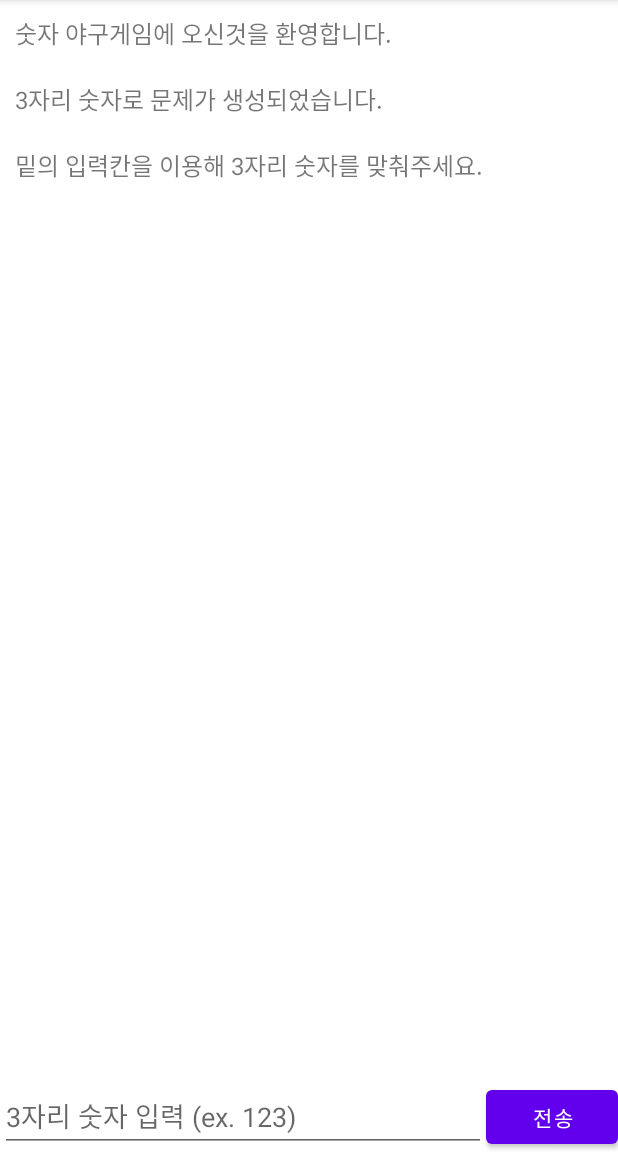
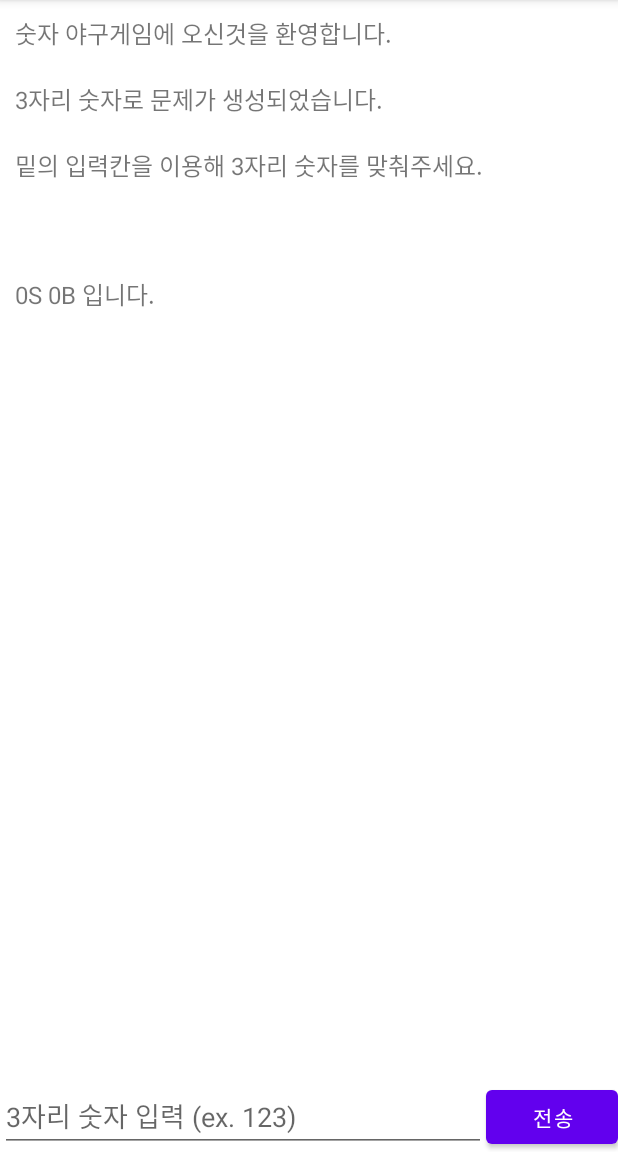
Before and after one commit to nepp-plus/FinalProject_LogicTest_20211226, an Android app: the NumberBaseballGameActivity screen opened directly, with no data from a screen before it, after a tap on "전송", on a phone screen of 412 x 824 dp, the part 84-1236 px from its top. Run offline under Robolectric (Android 15) with nearby library versions, the phone set to English and light mode, and no system bars; our stand-ins replace data binding; 1 statement that could not run was skipped.

Commit message:
구해낸 S/B 갯수를 답장으로.

```diff
--- a/app/src/main/java/com/neppplus/finalproject_logictest_20211226/NumberBaseballGameActivity.kt
+++ b/app/src/main/java/com/neppplus/finalproject_logictest_20211226/NumberBaseballGameActivity.kt
@@ -107,6 +107,11 @@ class NumberBaseballGameActivity : BaseActivity() {
         Log.d("스트라이크", strikeCount.toString())
         Log.d("볼", ballCount.toString())
 
+//        CPU가 말해주는 양식으로 리싸이클러뷰에 추가.
+        val cpuChat = ChatData( "CPU", "${strikeCount}S ${ballCount}B 입니다." )
+        mChatList.add(cpuChat)
+        mAdapter.notifyDataSetChanged()
+
     }
 
     override fun setValues() {
```
